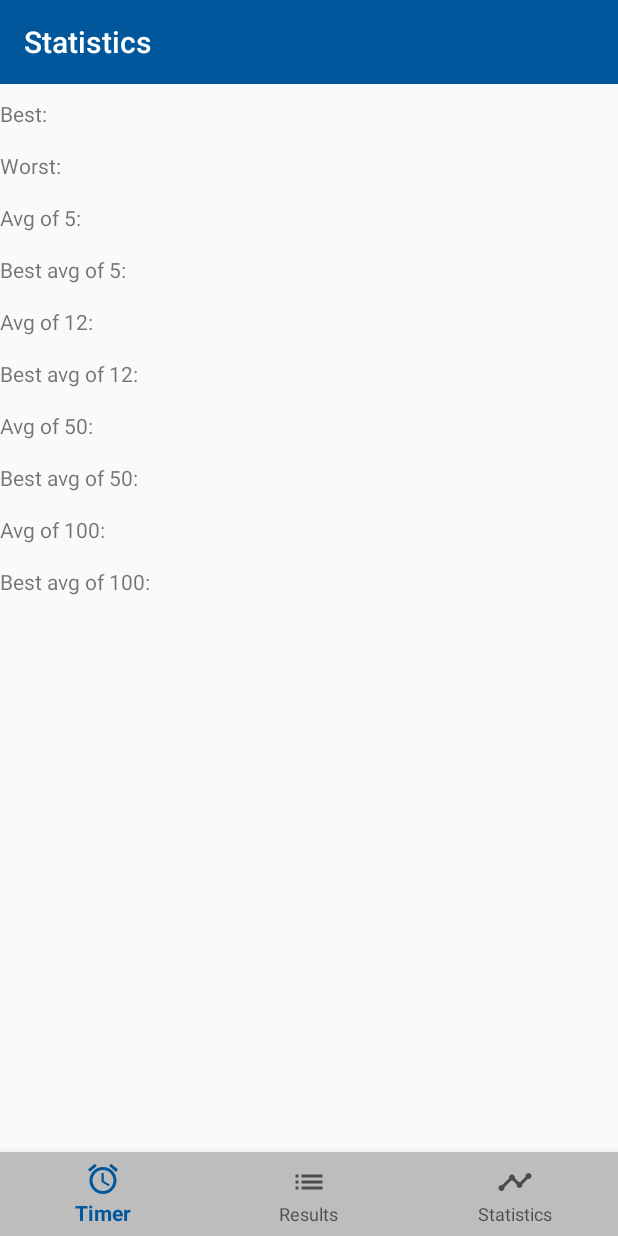
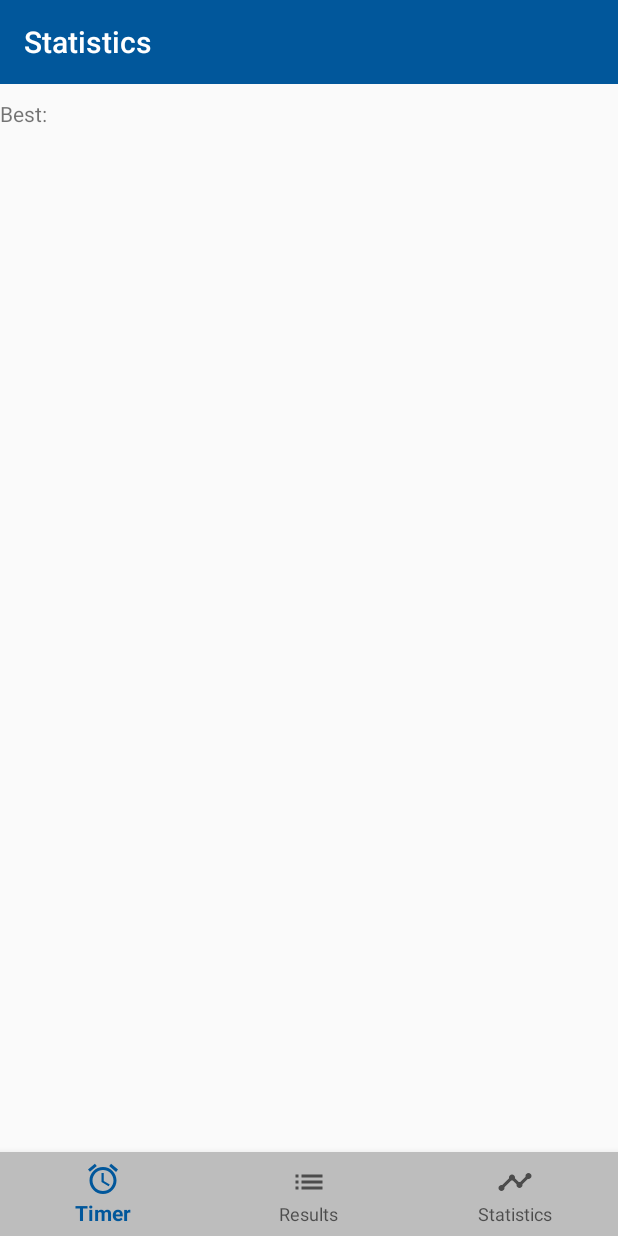
Before and after one commit to MaryMazel/TrisTimer, an Android app: the fragment StatisticsFragment placed in its activity, on a phone screen of 412 x 824 dp. Run offline under Robolectric (Android 15) with nearby library versions, the phone set to English and light mode, and no system bars; our stand-ins replace data binding; libraries missing offline, so code that uses them is left out: com.spryrocks.android; 4 statements that could not run were skipped.

```diff
--- a/app/build.gradle
+++ b/app/build.gradle
@@ -1,8 +1,4 @@
 apply plugin: 'com.android.application'
-
-apply plugin: 'kotlin-android'
-
-apply plugin: 'kotlin-android-extensions'
 
 android {
     compileSdkVersion 27
@@ -31,7 +27,6 @@ android {
 
 dependencies {
     implementation fileTree(dir: 'libs', include: ['*.jar'])
-    implementation "org.jetbrains.kotlin:kotlin-stdlib-jdk7:$kotlin_version"
     implementation 'com.android.support:appcompat-v7:27.1.1'
     implementation 'com.android.support.constraint:constraint-layout:1.1.2'
     testImplementation 'junit:junit:4.12'
--- /dev/null
+++ b/app/src/main/java/spryrocks/com/tristimer/presentation/ui/screens/NavigationActivity.java
@@ -0,0 +1,90 @@
+package spryrocks.com.tristimer.presentation.ui.screens;
+
+import android.arch.lifecycle.ViewModelProviders;
+import android.databinding.DataBindingUtil;
+import android.os.Bundle;
+import android.support.annotation.NonNull;
+import android.support.annotation.Nullable;
+import android.support.design.widget.BottomNavigationView;
+import android.support.v4.app.Fragment;
+import android.support.v4.app.FragmentTransaction;
+import android.support.v7.app.AppCompatActivity;
+import android.view.MenuItem;
+
+import com.spryrocks.android.modules.utils.Actions;
+
+import spryrocks.com.tristimer.R;
+import spryrocks.com.tristimer.databinding.NavigationActivityBinding;
+import spryrocks.com.tristimer.presentation.ui.screens.results.ResultsFragment;
+import spryrocks.com.tristimer.presentation.ui.screens.statistics.StatisticsFragment;
+import spryrocks.com.tristimer.presentation.ui.screens.timer.TimerFragment;
+
+public class NavigationActivity extends AppCompatActivity {
+    public NavigationViewModel viewModel = new NavigationViewModel();
+
+    FragmentTransaction transaction;
+    @Override
+    protected void onCreate(@Nullable Bundle savedInstanceState) {
+        super.onCreate(savedInstanceState);
+
+        viewModel = ViewModelProviders.of(this).get(NavigationViewModel.class);
+        NavigationActivityBinding binding = DataBindingUtil.setContentView(this, R.layout.navigation_activity);
+        binding.setView(this);
+        binding.setModel(viewModel.model);
+
+        viewModel.model.menuItem.addCallback(onMenuItemChanged);
+
+        addFragment(new TimerFragment(), false);
+
+    }
+
+    public final BottomNavigationView.OnNavigationItemSelectedListener onNavigationItemSelectedListener = new BottomNavigationView.OnNavigationItemSelectedListener() {
+        @Override
+        public boolean onNavigationItemSelected(@NonNull MenuItem item) {
+            switch (item.getItemId()) {
+                case R.id.results_item:
+                    viewModel.model.menuItem.set(NavigationModel.MenuItem.RESULTS);
+                    break;
+                case R.id.statistics_item:
+                    viewModel.model.menuItem.set(NavigationModel.MenuItem.STATISTICS);
+                    break;
+                case R.id.timer_item:
+                    viewModel.model.menuItem.set(NavigationModel.MenuItem.TIMER);
+                    break;
+                default:
+                    viewModel.model.menuItem.set(null);
+            }
+            return true;
+        }
+    };
+
+    private final Actions.Action1<NavigationModel.MenuItem> onMenuItemChanged = new Actions.Action1<NavigationModel.MenuItem>() {
+        @Override
+        public void run(NavigationModel.MenuItem menuItem) {
+            if (menuItem == null)
+                return;
+            else {
+                switch (menuItem) {
+                    case RESULTS:
+                        addFragment(new ResultsFragment(), true);
+                        break;
+                    case STATISTICS:
+                        addFragment(new StatisticsFragment(), true);
+                        break;
+                    case TIMER:
+                        addFragment(new TimerFragment(), true);
+                        break;
+                }
+            }
+        }
+    };
+
+    public void addFragment(Fragment fragment, boolean addToBackStack) {
+        transaction = getSupportFragmentManager()
+                .beginTransaction()
+                .replace(R.id.content, fragment, null);
+        if (addToBackStack)
+            transaction.addToBackStack(null);
+        transaction.commit();
+    }
+}
--- a/app/src/main/java/spryrocks/com/tristimer/presentation/ui/screens/NavigationActivity.kt
+++ /dev/null
@@ -1,61 +0,0 @@
-package spryrocks.com.tristimer.presentation.ui.screens
-
-import android.databinding.DataBindingUtil
-import android.support.v7.app.AppCompatActivity
-import android.os.Bundle
-import android.support.design.widget.BottomNavigationView
-import android.support.v4.app.Fragment
-import spryrocks.com.tristimer.R
-import spryrocks.com.tristimer.databinding.NavigationActivityBinding
-import android.arch.lifecycle.ViewModelProviders
-import com.spryrocks.android.modules.utils.Actions.Action1
-import spryrocks.com.tristimer.presentation.ui.screens.NavigationModel.MenuItem.*
-import spryrocks.com.tristimer.presentation.ui.screens.results.ResultsFragment
-import spryrocks.com.tristimer.presentation.ui.screens.statistics.StatisticsFragment
-import spryrocks.com.tristimer.presentation.ui.screens.timer.TimerFragment
-
-class NavigationActivity : AppCompatActivity() {
-    private var viewModel: NavigationViewModel? = null
-
-    override fun onCreate(savedInstanceState: Bundle?) {
-        super.onCreate(savedInstanceState)
-        val viewModel = ViewModelProviders.of(this).get(NavigationViewModel::class.java)
-        this.viewModel = viewModel
-
-        val binding: NavigationActivityBinding = DataBindingUtil.setContentView(this, R.layout.navigation_activity)
-        binding.view = this
-        binding.model = viewModel.model
-
-        viewModel.model.menuItem.addCallback(onMenuItemChanged)
-
-        addFragment(TimerFragment(), false)
-    }
-
-    val onNavigationItemSelectedListener = BottomNavigationView.OnNavigationItemSelectedListener { item ->
-        viewModel!!.model.menuItem.set(when (item.itemId) {
-            R.id.results_item -> RESULTS
-            R.id.statistics_item -> STATISTICS
-            R.id.timer_item -> TIMER
-            else -> null
-        })
-        true
-    }
-
-    private val onMenuItemChanged = Action1<NavigationModel.MenuItem> { menuItem ->
-        if (menuItem == null)
-            return@Action1
-        addFragment(when (menuItem) {
-            RESULTS -> ResultsFragment()
-            STATISTICS -> StatisticsFragment()
-            TIMER -> TimerFragment()
-        })
-    }
-
-    private fun addFragment(fragment: Fragment, addToBackStack: Boolean = true) {
-        val transaction = supportFragmentManager.beginTransaction()
-        transaction.replace(R.id.content, fragment, null)
-        if (addToBackStack)
-            transaction.addToBackStack(null)
-        transaction.commit()
-    }
-}
--- /dev/null
+++ b/app/src/main/java/spryrocks/com/tristimer/presentation/ui/screens/NavigationModel.java
@@ -0,0 +1,11 @@
+package spryrocks.com.tristimer.presentation.ui.screens;
+
+import com.spryrocks.android.modules.ui.mvvm.model.ObservableField;
+
+public class NavigationModel {
+    public final ObservableField<MenuItem> menuItem = new ObservableField<>();
+
+    enum MenuItem {
+        TIMER, RESULTS, STATISTICS
+    }
+}
--- a/app/src/main/java/spryrocks/com/tristimer/presentation/ui/screens/NavigationModel.kt
+++ /dev/null
@@ -1,11 +0,0 @@
-package spryrocks.com.tristimer.presentation.ui.screens
-
-import com.spryrocks.android.modules.ui.mvvm.model.ObservableField
-
-class NavigationModel {
-    val menuItem : ObservableField<MenuItem> = ObservableField()
-
-    enum class MenuItem {
-        TIMER, RESULTS, STATISTICS
-    }
-}
--- /dev/null
+++ b/app/src/main/java/spryrocks/com/tristimer/presentation/ui/screens/NavigationViewModel.java
@@ -0,0 +1,7 @@
+package spryrocks.com.tristimer.presentation.ui.screens;
+
+import android.arch.lifecycle.ViewModel;
+
+public class NavigationViewModel extends ViewModel {
+    public final NavigationModel model = new NavigationModel();
+}
--- a/app/src/main/java/spryrocks/com/tristimer/presentation/ui/screens/NavigationViewModel.kt
+++ /dev/null
@@ -1,7 +0,0 @@
-package spryrocks.com.tristimer.presentation.ui.screens
-
-import android.arch.lifecycle.ViewModel
-
-class NavigationViewModel : ViewModel() {
-    val model: NavigationModel = NavigationModel()
-}
--- /dev/null
+++ b/app/src/main/java/spryrocks/com/tristimer/presentation/ui/screens/results/ResultsFragment.java
@@ -0,0 +1,19 @@
+package spryrocks.com.tristimer.presentation.ui.screens.results;
+
+import android.os.Bundle;
+import android.support.annotation.NonNull;
+import android.support.annotation.Nullable;
+import android.support.v4.app.Fragment;
+import android.view.LayoutInflater;
+import android.view.View;
+import android.view.ViewGroup;
+
+import spryrocks.com.tristimer.R;
+
+public class ResultsFragment extends Fragment {
+    @Nullable
+    @Override
+    public View onCreateView(@NonNull LayoutInflater inflater, @Nullable ViewGroup container, @Nullable Bundle savedInstanceState) {
+        return inflater.inflate(R.layout.results_fragment, container, false);
+    }
+}
--- a/app/src/main/java/spryrocks/com/tristimer/presentation/ui/screens/results/ResultsFragment.kt
+++ /dev/null
@@ -1,14 +0,0 @@
-package spryrocks.com.tristimer.presentation.ui.screens.results
-
-import android.os.Bundle
-import android.support.v4.app.Fragment
-import android.view.LayoutInflater
-import android.view.View
-import android.view.ViewGroup
-import spryrocks.com.tristimer.R
-
-class ResultsFragment : Fragment() {
-    override fun onCreateView(inflater: LayoutInflater, container: ViewGroup?, savedInstanceState: Bundle?): View? {
-        return inflater.inflate(R.layout.results_fragment, container, false)
-    }
-}
--- /dev/null
+++ b/app/src/main/java/spryrocks/com/tristimer/presentation/ui/screens/statistics/StatisticsFragment.java
@@ -0,0 +1,24 @@
+package spryrocks.com.tristimer.presentation.ui.screens.statistics;
+
+import android.databinding.DataBindingUtil;
+import android.os.Bundle;
+import android.support.annotation.NonNull;
+import android.support.annotation.Nullable;
+import android.support.v4.app.Fragment;
+import android.view.LayoutInflater;
+import android.view.View;
+import android.view.ViewGroup;
+import spryrocks.com.tristimer.R;
+import spryrocks.com.tristimer.databinding.StatisticsFragmentBinding;
+
+public class StatisticsFragment extends Fragment {
+    public final StatisticsViewModel viewModel = new StatisticsViewModel();
+    @Nullable
+    @Override
+    public View onCreateView(@NonNull LayoutInflater inflater, @Nullable ViewGroup container, @Nullable Bundle savedInstanceState) {
+
+        StatisticsFragmentBinding binding = DataBindingUtil.inflate(inflater, R.layout.statistics_fragment, container, false);
+        binding.setModel(viewModel.model);
+        return binding.getRoot();
+    }
+}
--- a/app/src/main/java/spryrocks/com/tristimer/presentation/ui/screens/statistics/StatisticsFragment.kt
+++ /dev/null
@@ -1,14 +0,0 @@
-package spryrocks.com.tristimer.presentation.ui.screens.statistics
-
-import android.os.Bundle
-import android.support.v4.app.Fragment
-import android.view.LayoutInflater
-import android.view.View
-import android.view.ViewGroup
-import spryrocks.com.tristimer.R
-
-class StatisticsFragment : Fragment() {
-    override fun onCreateView(inflater: LayoutInflater, container: ViewGroup?, savedInstanceState: Bundle?): View? {
-        return inflater.inflate(R.layout.statistics_fragment, container, false)
-    }
-}
--- /dev/null
+++ b/app/src/main/java/spryrocks/com/tristimer/presentation/ui/screens/statistics/StatisticsModel.java
@@ -0,0 +1,17 @@
+package spryrocks.com.tristimer.presentation.ui.screens.statistics;
+
+import com.spryrocks.android.modules.ui.mvvm.model.ObservableField;
+
+public class StatisticsModel {
+    public final ObservableField<Float> best = new ObservableField<>();
+    public final ObservableField<Float> worst = new ObservableField<>();
+    public final ObservableField<Float> avg5 = new ObservableField<>();
+    public final ObservableField<Float> bestAvg5 = new ObservableField<>();
+    public final ObservableField<Float> avg12 = new ObservableField<>();
+    public final ObservableField<Float> bestAvg12 = new ObservableField<>();
+    public final ObservableField<Float> avg50 = new ObservableField<>();
+    public final ObservableField<Float> bestAvg50 = new ObservableField<>();
+    public final ObservableField<Float> avg100 = new ObservableField<>();
+    public final ObservableField<Float> bestAvg100 = new ObservableField<>();
+    public final ObservableField<Float> sessionMean = new ObservableField<>();
+}
--- /dev/null
+++ b/app/src/main/java/spryrocks/com/tristimer/presentation/ui/screens/statistics/StatisticsViewModel.java
@@ -0,0 +1,7 @@
+package spryrocks.com.tristimer.presentation.ui.screens.statistics;
+
+import android.arch.lifecycle.ViewModel;
+
+public class StatisticsViewModel extends ViewModel {
+    public final StatisticsModel model = new StatisticsModel();
+}
--- /dev/null
+++ b/app/src/main/java/spryrocks/com/tristimer/presentation/ui/screens/timer/TimerFragment.java
@@ -0,0 +1,19 @@
+package spryrocks.com.tristimer.presentation.ui.screens.timer;
+
+import android.os.Bundle;
+import android.support.annotation.NonNull;
+import android.support.annotation.Nullable;
+import android.support.v4.app.Fragment;
+import android.view.LayoutInflater;
+import android.view.View;
+import android.view.ViewGroup;
+
+import spryrocks.com.tristimer.R;
+
+public class TimerFragment extends Fragment {
+    @Nullable
+    @Override
+    public View onCreateView(@NonNull LayoutInflater inflater, @Nullable ViewGroup container, @Nullable Bundle savedInstanceState) {
+        return inflater.inflate(R.layout.timer_fragment, container, false);
+    }
+}
--- a/app/src/main/java/spryrocks/com/tristimer/presentation/ui/screens/timer/TimerFragment.kt
+++ /dev/null
@@ -1,14 +0,0 @@
-package spryrocks.com.tristimer.presentation.ui.screens.timer
-
-import android.os.Bundle
-import android.support.v4.app.Fragment
-import android.view.LayoutInflater
-import android.view.View
-import android.view.ViewGroup
-import spryrocks.com.tristimer.R
-
-class TimerFragment : Fragment() {
-    override fun onCreateView(inflater: LayoutInflater, container: ViewGroup?, savedInstanceState: Bundle?): View? {
-        return inflater.inflate(R.layout.timer_fragment, container, false)
-    }
-}
--- /dev/null
+++ b/app/src/main/java/spryrocks/com/tristimer/presentation/ui/utils/Converters.java
@@ -0,0 +1,10 @@
+package spryrocks.com.tristimer.presentation.ui.utils;
+
+public class Converters {
+    public static String timeToString(Float time) {
+        if (time != null)
+            return time.toString();
+        else
+            return "DNF";
+    }
+}
--- a/app/src/main/res/layout/statistics_fragment.xml
+++ b/app/src/main/res/layout/statistics_fragment.xml
@@ -2,6 +2,11 @@
 <layout xmlns:android="http://schemas.android.com/apk/res/android"
     xmlns:app="http://schemas.android.com/apk/res-auto">
 
+    <data>
+        <import type="spryrocks.com.tristimer.presentation.ui.screens.statistics.StatisticsModel" />
+        <import type="spryrocks.com.tristimer.presentation.ui.utils.Converters" />
+        <variable name="model" type="StatisticsModel" />
+    </data>
     <LinearLayout
         android:layout_width="match_parent"
         android:layout_height="match_parent"
@@ -30,10 +35,11 @@
                 android:id="@+id/best"
                 android:layout_width="match_parent"
                 android:layout_height="wrap_content"
-                android:layout_weight="2"/>
+                android:layout_weight="2"
+                android:text="@{Converters.timeToString(model.best)}"/>
         </LinearLayout>
 
-        <LinearLayout
+        <!--<LinearLayout
             android:layout_width="match_parent"
             android:layout_height="wrap_content"
             android:orientation="horizontal"
@@ -49,7 +55,8 @@
                 android:id="@+id/worst"
                 android:layout_width="match_parent"
                 android:layout_height="wrap_content"
-                android:layout_weight="2"/>
+                android:layout_weight="2"
+                android:text="@{Converters.timeToString(model.worst)}"/>
         </LinearLayout>
 
         <LinearLayout
@@ -68,7 +75,8 @@
                 android:id="@+id/avg5"
                 android:layout_width="match_parent"
                 android:layout_height="wrap_content"
-                android:layout_weight="2"/>
+                android:layout_weight="2"
+                android:text="@{Converters.timeToString(model.avg5)}"/>
         </LinearLayout>
 
         <LinearLayout
@@ -87,7 +95,8 @@
                 android:id="@+id/best_avg5"
                 android:layout_width="match_parent"
                 android:layout_height="wrap_content"
-                android:layout_weight="2"/>
+                android:layout_weight="2"
+                android:text="@{Converters.timeToString(model.bestAvg5)}"/>
         </LinearLayout>
 
         <LinearLayout
@@ -106,7 +115,8 @@
                 android:id="@+id/avg12"
                 android:layout_width="match_parent"
                 android:layout_height="wrap_content"
-                android:layout_weight="2"/>
+                android:layout_weight="2"
+                android:text="@{Converters.timeToString(model.avg12)}"/>
         </LinearLayout>
 
         <LinearLayout
@@ -125,7 +135,8 @@
                 android:id="@+id/best_avg12"
                 android:layout_width="match_parent"
                 android:layout_height="wrap_content"
-                android:layout_weight="2"/>
+                android:layout_weight="2"
+                android:text="@{Converters.timeToString(model.bestAvg12)}"/>
         </LinearLayout>
 
         <LinearLayout
@@ -144,7 +155,8 @@
                 android:id="@+id/avg50"
                 android:layout_width="match_parent"
                 android:layout_height="wrap_content"
-                android:layout_weight="2"/>
+                android:layout_weight="2"
+                android:text="@{Converters.timeToString(model.avg50)}"/>
         </LinearLayout>
 
         <LinearLayout
@@ -163,7 +175,8 @@
                 android:id="@+id/best_avg50"
                 android:layout_width="match_parent"
                 android:layout_height="wrap_content"
-                android:layout_weight="2"/>
+                android:layout_weight="2"
+                android:text="@{Converters.timeToString(model.bestAvg50)}"/>
         </LinearLayout>
 
         <LinearLayout
@@ -182,7 +195,8 @@
                 android:id="@+id/avg100"
                 android:layout_width="match_parent"
                 android:layout_height="wrap_content"
-                android:layout_weight="2"/>
+                android:layout_weight="2"
+                android:text="@{Converters.timeToString(model.avg100)}"/>
         </LinearLayout>
 
         <LinearLayout
@@ -201,8 +215,29 @@
                 android:id="@+id/best_avg100"
                 android:layout_width="match_parent"
                 android:layout_height="wrap_content"
-                android:layout_weight="2"/>
+                android:layout_weight="2"
+                android:text="@{Converters.timeToString(model.bestAvg100)}"/>
         </LinearLayout>
+
+        <LinearLayout
+            android:layout_width="match_parent"
+            android:layout_height="wrap_content"
+            android:orientation="horizontal"
+            android:layout_marginTop="10dp"
+            android:layout_marginBottom="5dp">
+
+            <TextView
+                android:layout_width="match_parent"
+                android:layout_height="wrap_content"
+                android:layout_weight="3"
+                android:text="@string/best_avg100"/>
+            <TextView
+                android:id="@+id/session_mean"
+                android:layout_width="match_parent"
+                android:layout_height="wrap_content"
+                android:layout_weight="2"
+                android:text="@{Converters.timeToString(model.sessionMean)}"/>
+        </LinearLayout>-->
 
     </LinearLayout>
 </layout>
--- a/build.gradle
+++ b/build.gradle
@@ -1,14 +1,12 @@
 // Top-level build file where you can add configuration options common to all sub-projects/modules.
 
 buildscript {
-    ext.kotlin_version = '1.2.50'
     repositories {
         google()
         jcenter()
     }
     dependencies {
         classpath 'com.android.tools.build:gradle:3.2.0-beta01'
-        classpath "org.jetbrains.kotlin:kotlin-gradle-plugin:$kotlin_version"
 
         // NOTE: Do not place your application dependencies here; they belong
         // in the individual module build.gradle files
--- a/gradle.properties
+++ b/gradle.properties
@@ -11,3 +11,4 @@ org.gradle.jvmargs=-Xmx1536m
 # This option should only be used with decoupled projects. More details, visit
 # http://www.gradle.org/docs/current/userguide/multi_project_builds.html#sec:decoupled_projects
 # org.gradle.parallel=true
+android.databinding.enableV2=true
```
